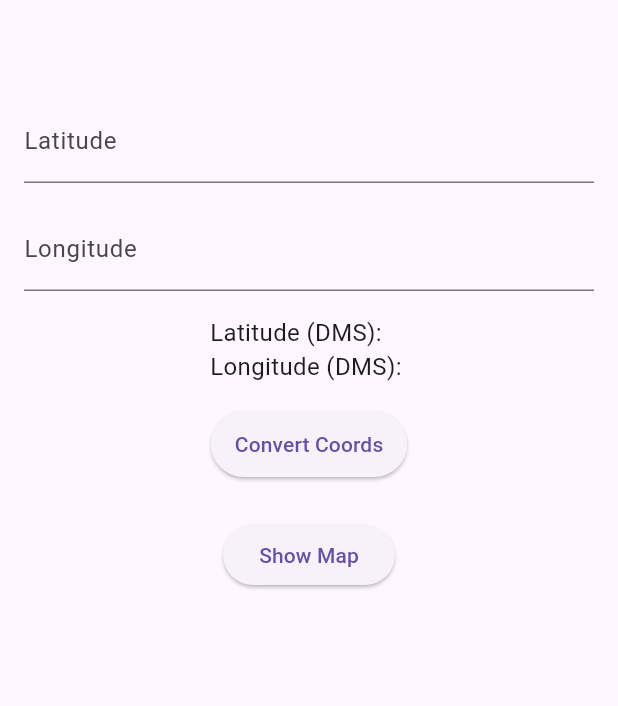
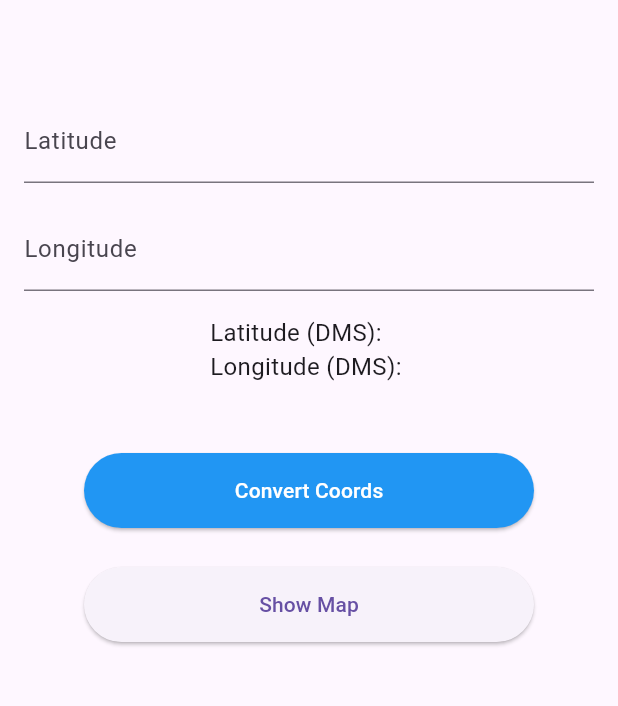
Before and after one commit to unlovedcake/Converter-LatLong-Flutter, a Flutter app: the screen it shows after launch, on a phone screen of 412 x 824 dp, the part 84-790 px from its top. Run offline on Flutter 3.47's test engine with Material 3 defaults, Android fonts, the phone set to English and light mode, and no system bars; our stand-ins replace firebase_core, get, google_maps_flutter; accounts and stored records are empty.

Commit message:
change the width of the button

```diff
--- a/lib/app/modules/home/views/home_view.dart
+++ b/lib/app/modules/home/views/home_view.dart
@@ -57,7 +57,7 @@ class HomeView extends GetView<HomeController> {
                       ),
                     ],
                   )),
-              SizedBox(height: 16.0),
+              SizedBox(height: 46.0),
               Obx(() => ElevatedButton.icon(
                     onPressed: controller.isLoading.value
                         ? null
@@ -74,12 +74,20 @@ class HomeView extends GetView<HomeController> {
                         : null, // The icon to display
                     label: Text('Convert Coords'), // The label of the button
                     style: ElevatedButton.styleFrom(
+                      backgroundColor: Colors.blue,
+                      foregroundColor: Colors.white,
+                      fixedSize: Size(300, 50),
                       padding: EdgeInsets.symmetric(
                           horizontal: 16.0, vertical: 12.0),
                     ),
                   )),
               SizedBox(height: 26.0),
               ElevatedButton(
+                style: ElevatedButton.styleFrom(
+                  fixedSize: Size(300, 50),
+                  padding:
+                      EdgeInsets.symmetric(horizontal: 16.0, vertical: 12.0),
+                ),
                 onPressed: () {
                   Get.toNamed(AppPages.SHOW_MAP);
                 },
```
